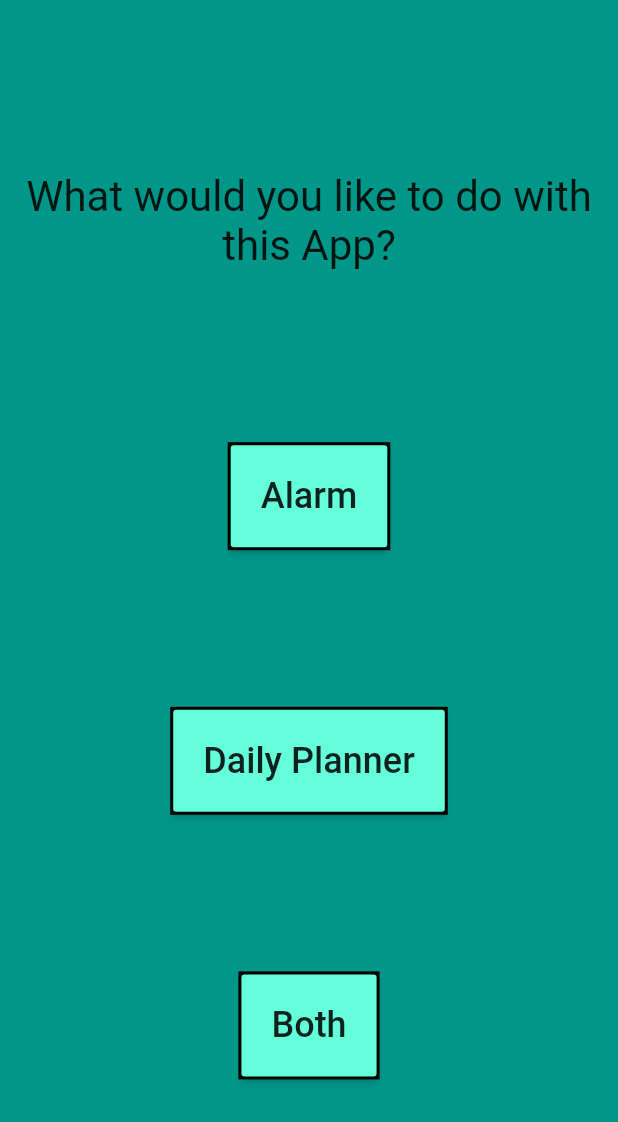
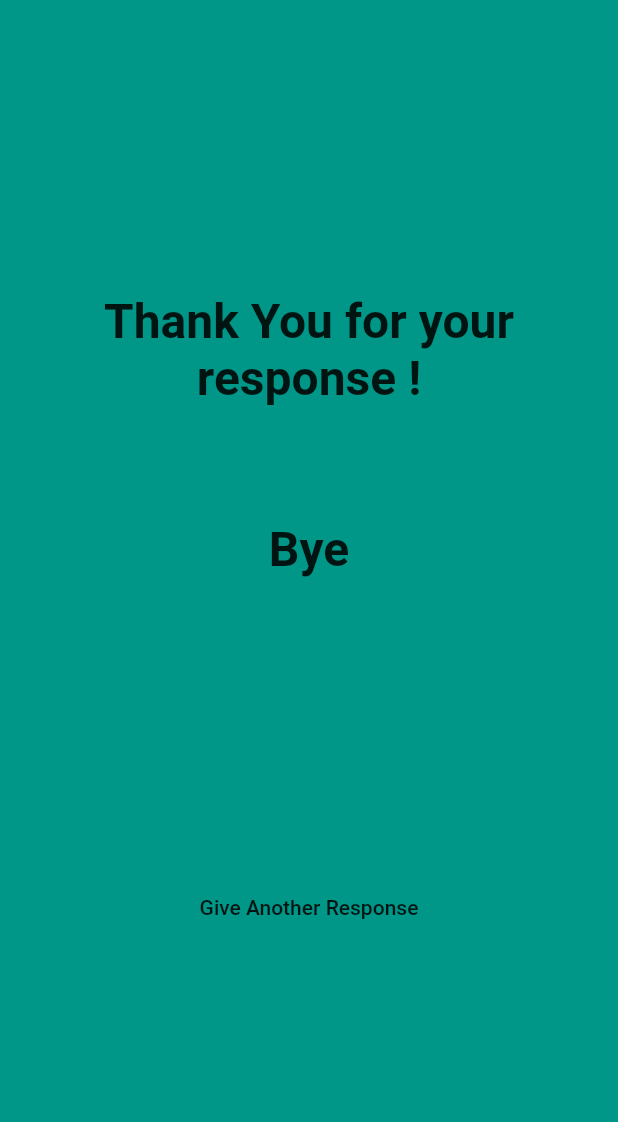
Before and after one commit to MASTERAMARJEET/Flutter_Apps, a Flutter app: the screen it shows after launch, after a tap on "Yes!!..", after a tap on "Alarm", on a phone screen of 412 x 824 dp. Shown: the top 1122 px of the screen. Run offline on Flutter 3.47's test engine with Material 2 defaults, Android fonts, the phone set to English and light mode, and no system bars.

Commit message:
second_commit
First stage of learning is done. The work with app_1 is being terminated as of now.

```diff
--- /dev/null
+++ b/app_1/lib/bye.dart
@@ -0,0 +1,25 @@
+import 'package:flutter/material.dart';
+
+class Bye extends StatelessWidget {
+  final Function reset;
+
+  Bye(this.reset);
+
+  @override
+  Widget build(BuildContext context) {
+    return Column(
+      mainAxisAlignment: MainAxisAlignment.spaceEvenly,
+      children: <Widget>[
+        Text(
+          'Thank You for your response ! \n\n\nBye',
+          textAlign: TextAlign.center,
+          style: TextStyle(
+            fontSize: 32.0,
+            fontWeight: FontWeight.bold,
+          ),
+        ),
+        FlatButton(onPressed: reset, child: Text('Give Another Response'))
+      ],
+    );
+  }
+}
--- a/app_1/lib/main.dart
+++ b/app_1/lib/main.dart
@@ -1,7 +1,7 @@
 import 'package:flutter/material.dart';
 
-import './question.dart';
-import './answer.dart';
+import './query.dart';
+import './bye.dart';
 
 void main() => runApp(TheApp());
 
@@ -21,28 +21,38 @@ class MyHomePage extends StatefulWidget {
 
 class _MyHomePageState extends State<MyHomePage> {
   var _listIndex = 0;
-  var _answerIndex = 1;
 
-  var details = [
+  final _details = const [
     {
       'question': 'Are you ready to get started with the App?',
-      'answer': ['No, Not yet', 'Yes!!..']
+      'answer': [
+        {'txt': 'No, Not yet', 'position': 0},
+        {'txt': 'Yes!!..', 'position': 1},
+      ]
     },
     {
       'question': 'What would you like to do with this App?',
-      'answer': ['Alarm', 'Daily Planner', 'Both']
+      'answer': [
+        {'txt': 'Alarm', 'position': 0},
+        {'txt': 'Daily Planner', 'position': 1},
+        {'txt': 'Both', 'position': 2},
+      ]
     },
   ];
-  void _answerQuestion() {
-    print((details[_listIndex]['answer'] as List<String>).elementAt(_answerIndex));
-    if (_answerIndex + _listIndex !=0 ){
-    setState(() {
-      _listIndex = 1;
-    }
-    );
+  void _answerQuestion(int _answerIndex) {
+    print((_details[_listIndex]['answer']
+        as List<Map<String, Object>>)[_answerIndex]['position']);
+    if (_answerIndex + _listIndex != 0 && _listIndex < _details.length) {
+      setState(() {
+        _listIndex += 1;
+      });
     }
   }
-
+  void _reset(){
+    setState(() {
+    _listIndex = 0;
+    });
+  }
   @override
   Widget build(BuildContext context) {
     return MaterialApp(
@@ -55,21 +65,9 @@ class _MyHomePageState extends State<MyHomePage> {
         //   backgroundColor: Colors.purple,
         // ),
         drawer: Drawer(),
-        body: Column(
-          mainAxisSize: MainAxisSize.max,
-          mainAxisAlignment: MainAxisAlignment.spaceEvenly,
-          children: <Widget>[
-            Question(
-              details[_listIndex]['question'],
-            ),
-            ...(details[_listIndex]['answer'] as List<String>).map((ans) {
-              return Answer(_answerQuestion, ans);
-            }).toList(),
-            // for (_answerIndex = 0, ){
-            // Answer(_answerQuestion, (details[_listIndex]['answer'] as List<String>).elementAt(0)),
-            // }
-          ],
-        ),
+        body: _listIndex < _details.length
+            ? Query(_answerQuestion, _details, _listIndex)
+            : Bye(_reset),
       ),
     );
   }
--- /dev/null
+++ b/app_1/lib/query.dart
@@ -0,0 +1,29 @@
+import 'package:flutter/material.dart';
+import './answer.dart';
+import './question.dart';
+
+class Query extends StatelessWidget {
+
+  final List<Map<String, Object>> details;
+  final Function answerQuestion;
+  final int listIndex;
+
+  Query(this.answerQuestion, this.details, this.listIndex);
+
+  @override
+  Widget build(BuildContext context) {
+    return Column(
+      mainAxisSize: MainAxisSize.max,
+      mainAxisAlignment: MainAxisAlignment.spaceEvenly,
+      children: <Widget>[
+        Question(
+          details[listIndex]['question'],
+        ),
+        ...(details[listIndex]['answer'] as List<Map<String, Object>>)
+            .map((ans) {
+          return Answer(() => answerQuestion(ans['position']), ans['txt']);
+        }).toList(),
+      ],
+    );
+  }
+}
```
Also changed, not shown: 1 other file.
